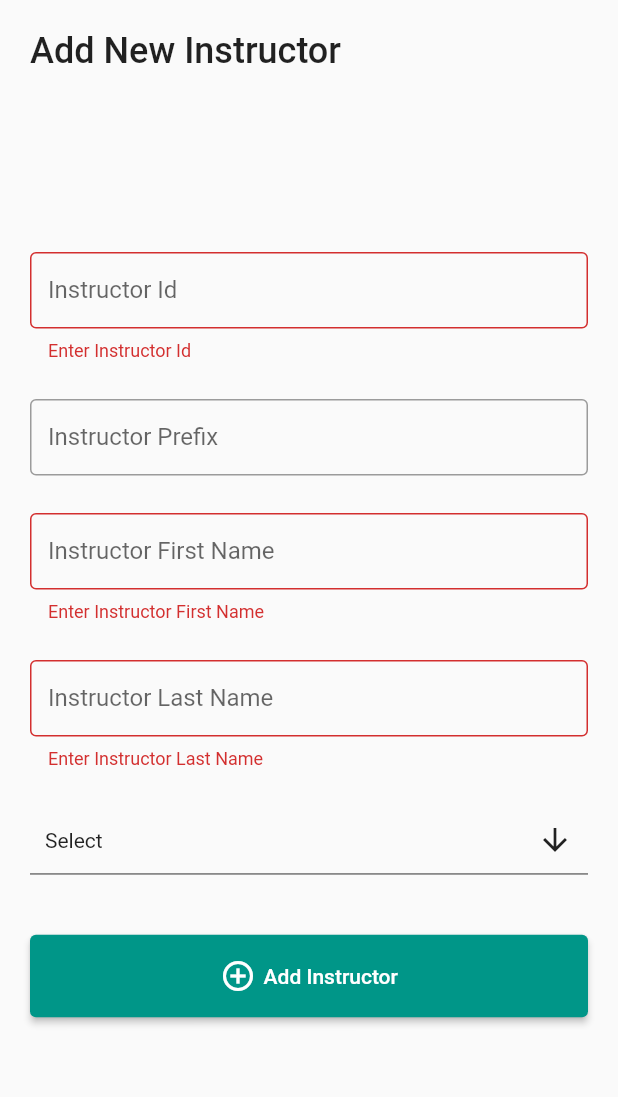
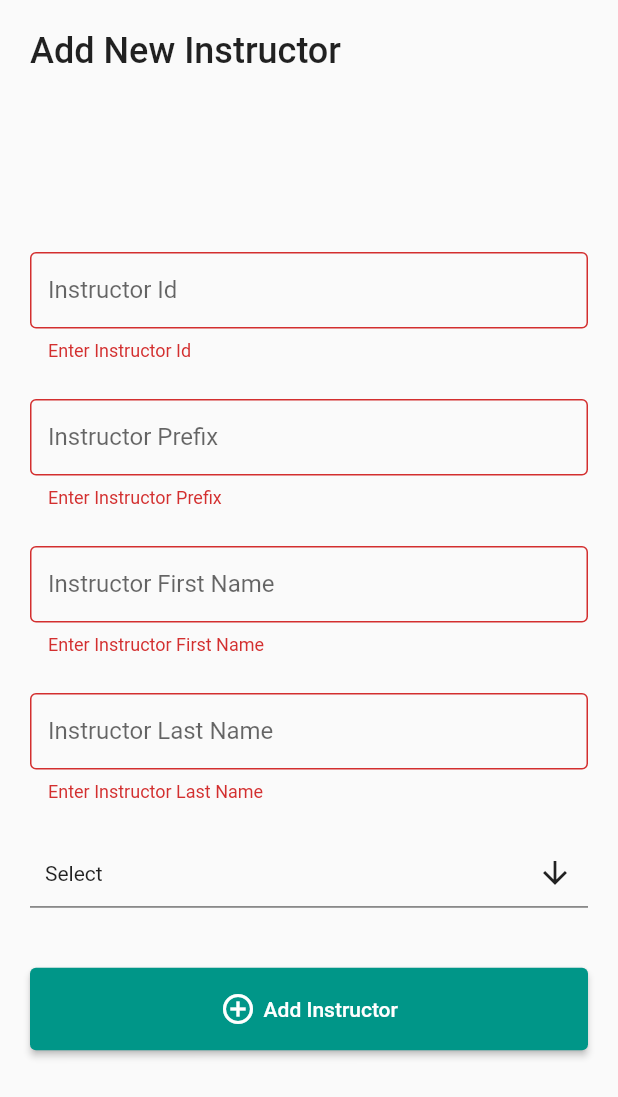
Before and after one commit to TesfalemN/kbs, a Flutter app: the AddInstructorPage widget shown alone on an empty page, opened directly, after a tap on "Add Instructor", on a phone screen of 412 x 824 dp. Shown: the top 1097 px of the screen. Run offline on Flutter 3.47's test engine with Material 2 defaults, Android fonts, the light colour scheme and no system bars; drawn by our look-alikes of multi_select_flutter; our stand-ins replace cloud_firestore, data_table_2, firebase_core, flutter_easyloading, get, google_fonts; missing offline and left inert: smart_select; accounts and stored records are empty; Roboto replaces fonts that are missing (Kanit).

Commit message:
instructor page ui changed

```diff
--- a/lib/controller/admin/instructor_page_controller.dart
+++ b/lib/controller/admin/instructor_page_controller.dart
@@ -57,4 +57,10 @@ class InstructorController extends GetxController {
     }
     return false;
   }
+
+  List<Map<String, String>> prefix = [
+    {'value': 'PHD', 'title': 'PHD'},
+    {'value': 'Assoc Prof.', 'title': 'Assoc Prof.'},
+    {'value': 'Asst. Prof.', 'title': 'Asst. Prof.'},
+  ];
 }
--- a/lib/view/admin/Instructor_page.dart
+++ b/lib/view/admin/Instructor_page.dart
@@ -137,7 +137,7 @@ class InstructorPage extends StatelessWidget {
                                   ),
                                   onPressed: () {},
                                 ),
-                                SizedBox(
+                                const SizedBox(
                                   width: 10,
                                 ),
                                 IconButton(
--- a/lib/view/admin/add_instructor_page.dart
+++ b/lib/view/admin/add_instructor_page.dart
@@ -6,6 +6,7 @@ import 'package:google_fonts/google_fonts.dart';
 import 'package:kbs_css/Keys.dart';
 import 'package:kbs_css/controller/admin/instructor_page_controller.dart';
 import 'package:multi_select_flutter/multi_select_flutter.dart';
+import 'package:smart_select/smart_select.dart';
 
 class AddInstructorPage extends StatelessWidget {
   final Stream<QuerySnapshot> coursesStream =
@@ -66,13 +67,55 @@ class AddInstructorPage extends StatelessWidget {
                     const SizedBox(
                       height: 25,
                     ),
-                    TextFormField(
-                      decoration: const InputDecoration(
-                        isDense: true,
-                        labelText: 'Instructor Prefix',
-                        border: OutlineInputBorder(),
+                    InkWell(
+                      onTap: () {
+                        showDialog<void>(
+                          context: context,
+                          builder: (BuildContext context) {
+                            int selectedRadio = 0;
+                            return AlertDialog(
+                              content: StatefulBuilder(
+                                builder: (BuildContext context,
+                                    StateSetter setState) {
+                                  return Column(
+                                    mainAxisSize: MainAxisSize.min,
+                                    children:
+                                        List<Widget>.generate(4, (int index) {
+                                      return Radio<int>(
+                                        value: index,
+                                        groupValue: selectedRadio,
+                                        onChanged: (value) {},
+                                      );
+                                    }),
+                                  );
+                                },
+                              ),
+                            );
+                          },
+                        );
+                      },
+                      child: TextFormField(
+                        controller:
+                            controller.instructorIdTextEditingController,
+                        readOnly: true,
+                        decoration: const InputDecoration(
+                          isDense: true,
+                          labelText: 'Instructor Prefix',
+                          border: OutlineInputBorder(),
+                        ),
+                        validator: (value) {
+                          return value == null
+                              ? 'Enter Instructor Prefix'
+                              : (2 <= value.length || value.length >= 10)
+                                  ? null
+                                  : 'Enter Instructor Prefix';
+                        },
+                        onChanged: (value) {
+                          if (controller.isFormValidated) {
+                            controller.formKey.currentState!.validate();
+                          }
+                        },
                       ),
-                      readOnly: true,
                     ),
                     const SizedBox(
                       height: 25,
```
